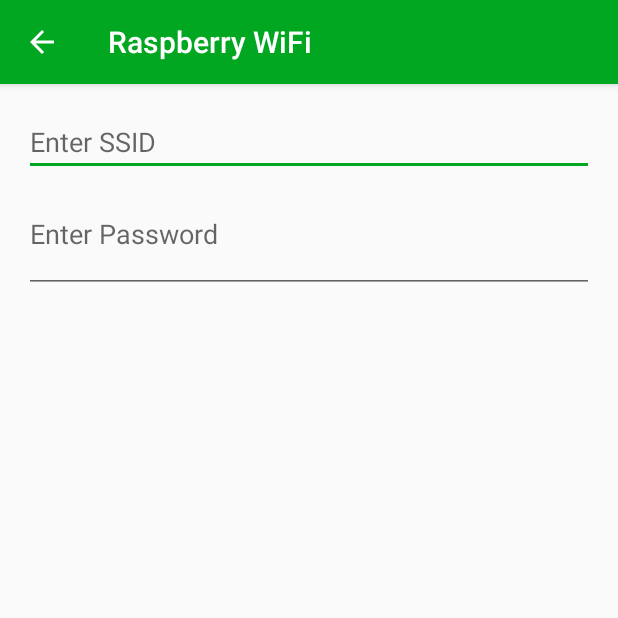
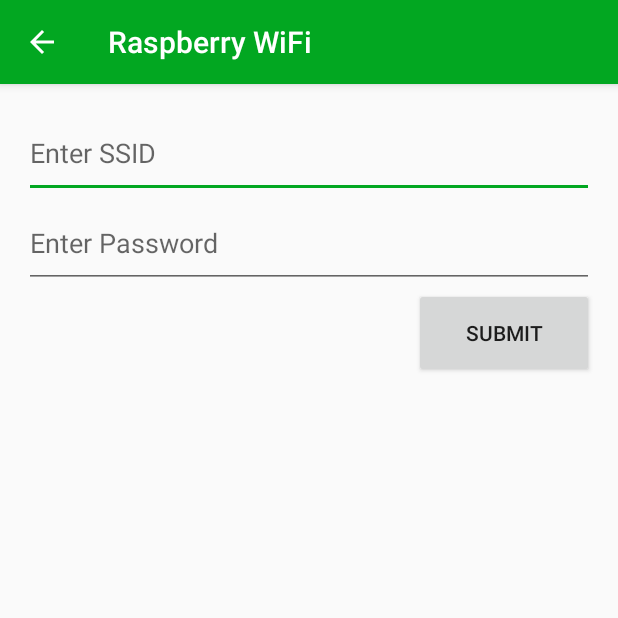
Before and after one commit to AkymenkoOlga/WaterMe, an Android app: the raspberrywifi screen opened directly, with no data from a screen before it, on a phone screen of 412 x 824 dp, the top half of it. Run offline under Robolectric (Android 15) with nearby library versions, the light colour scheme and no system bars.

Commit message:
add submit button
:+1: :smile_cat:

```diff
--- a/App/Dummy/Demo/app/src/main/AndroidManifest.xml
+++ b/App/Dummy/Demo/app/src/main/AndroidManifest.xml
@@ -21,10 +21,10 @@
         <activity
             android:name=".settings"
             android:label="@string/settings"
-            android:parentActivityName=".MainMenu"></activity>
+            android:parentActivityName=".MainMenu"/>
         <activity android:name=".raspberrywifi"
             android:label="@string/raspberry_wifi"
-            android:parentActivityName=".settings"></activity>
+            android:parentActivityName=".settings"/>
     </application>
 
 </manifest>
--- a/App/Dummy/Demo/app/src/main/res/layout/activity_raspberrywifi.xml
+++ b/App/Dummy/Demo/app/src/main/res/layout/activity_raspberrywifi.xml
@@ -13,7 +13,7 @@
 
     <EditText
         android:layout_width="match_parent"
-        android:layout_height="match_parent"
+        android:layout_height="60dp"
         android:inputType="textPersonName"
         android:ems="10"
         android:id="@+id/wifi_id"
@@ -22,12 +22,19 @@
 
     <EditText
         android:layout_width="match_parent"
-        android:layout_height="78dp"
+        android:layout_height="60dp"
         android:inputType="textPassword"
         android:ems="10"
         android:id="@+id/password"
-        android:layout_weight="0.08"
         android:contentDescription="Password"
         android:hint="Enter Password" />
 
+    <Button
+        android:text="@string/submit"
+        android:layout_height="60dp"
+        android:id="@+id/submit"
+        android:textAlignment="center"
+        android:layout_gravity="right"
+        android:layout_width="120dp" />
+
 </LinearLayout>
--- a/App/Dummy/Demo/app/src/main/res/values/strings.xml
+++ b/App/Dummy/Demo/app/src/main/res/values/strings.xml
@@ -9,4 +9,5 @@
     <string name="raspberry_wifi">Raspberry WiFi</string>
     <string name="logo">Logo von WaterMe</string>
     <string name="sounds">Sounds</string>
+    <string name="submit">Submit</string>
 </resources>
```
